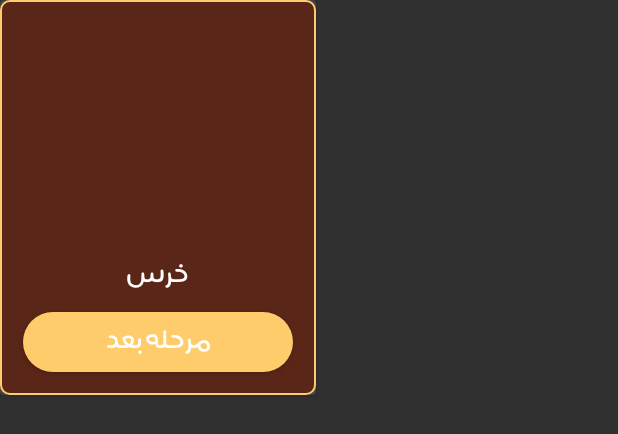
After one commit to sinaata25/hezarghab, an Android app: the layout dialog_win.xml on its own in the app's theme, with its tools: preview values and no code run, on a phone screen of 412 x 824 dp. The commit adds this screen. Shown: the top 434 px of the screen. Run offline under Robolectric (Android 15) with nearby library versions, the phone set to English and light mode, and no system bars; network calls fail.

Commit message:
win dialog completed

```diff
--- a/app/src/main/java/ataei/sina/hezarghab/LevelItems.java
+++ b/app/src/main/java/ataei/sina/hezarghab/LevelItems.java
@@ -46,6 +46,7 @@ public class LevelItems extends AppCompatActivity {
     String secendary;
     String name;
     int levelId;
+    TextView coin_txt;
     ConstraintLayout constraintLayout,wait_level_items;
     String primary;
     TextView textView;
@@ -71,6 +72,9 @@ public class LevelItems extends AppCompatActivity {
         levelId=intent.getIntExtra("id",0);
         constraintLayout.setBackgroundColor(Color.parseColor(secendary));
         textView.setText(name);
+        SharedPreferences sharedPref = getApplicationContext().getSharedPreferences("shared", Context.MODE_PRIVATE);
+        String coins=sharedPref.getString("coin","100");
+        coin_txt.setText(coins);
 
     }
 
@@ -79,6 +83,7 @@ public class LevelItems extends AppCompatActivity {
         constraintLayout=findViewById(R.id.constraint_lvel_item);
         textView=findViewById(R.id.textView6);
         wait_level_items=findViewById(R.id.constraint_wait_level_items);
+        coin_txt=findViewById(R.id.coin_field_levels_item);
     }
 
     private void getData() {
--- a/app/src/main/res/layout/activity_level_items.xml
+++ b/app/src/main/res/layout/activity_level_items.xml
@@ -17,7 +17,7 @@
         app:layout_constraintTop_toTopOf="parent">
 
         <TextView
-            android:id="@+id/coin_field_levels"
+            android:id="@+id/coin_field_levels_item"
             android:layout_width="100dp"
             android:layout_height="30dp"
             android:layout_marginLeft="25dp"
--- /dev/null
+++ b/app/src/main/res/layout/dialog_win.xml
@@ -0,0 +1,60 @@
+<?xml version="1.0" encoding="utf-8"?>
+<LinearLayout xmlns:android="http://schemas.android.com/apk/res/android"
+    android:layout_width="match_parent"
+    android:orientation="vertical"
+    android:layout_height="match_parent">
+
+    <androidx.cardview.widget.CardView
+        android:layout_width="wrap_content"
+        android:layout_height="wrap_content">
+
+        <LinearLayout
+            android:layout_width="match_parent"
+            android:layout_height="match_parent"
+            android:background="@drawable/cardstyle1"
+            android:gravity="center"
+            android:orientation="vertical"
+            android:padding="5dp">
+
+
+
+                <ImageView
+                    android:layout_width="200dp"
+                    android:id="@+id/win_imgview"
+                    android:layout_height="150dp"/>
+
+
+
+            <TextView
+                android:layout_width="wrap_content"
+                android:layout_height="wrap_content"
+                android:id="@+id/text_dialog"
+                android:layout_marginBottom="5dp"
+                android:fontFamily="@font/hekayat"
+                android:padding="2dp"
+                android:gravity="center"
+                android:text="خرس"
+                android:layout_marginTop="10dp"
+                android:textColor="@color/white"
+                android:textSize="25dp" />
+
+
+
+            <Button
+                android:layout_width="match_parent"
+                android:background="@drawable/cardstyle2"
+                android:layout_marginBottom="10dp"
+                android:layout_marginHorizontal="10dp"
+                android:text="@string/next_q"
+                android:textColor="@color/white"
+                android:textSize="25dp"
+                android:id="@+id/win_next"
+                android:fontFamily="@font/hekayat"
+                android:layout_height="40dp"/>
+
+
+        </LinearLayout>
+    </androidx.cardview.widget.CardView>
+
+
+</LinearLayout>
--- a/app/src/main/res/layout/game.xml
+++ b/app/src/main/res/layout/game.xml
@@ -18,7 +18,7 @@
         app:layout_constraintTop_toTopOf="parent">
 
         <TextView
-            android:id="@+id/coin_field_levels"
+            android:id="@+id/coin_field_game"
             android:layout_width="100dp"
             android:layout_height="30dp"
             android:layout_marginLeft="25dp"
@@ -28,6 +28,7 @@
             android:drawablePadding="10dp"
             android:fontFamily="@font/hekayat"
             android:paddingLeft="40dp"
+            android:paddingTop="5dp"
             android:text="100"
             android:textColor="@color/black"
             android:textSize="20dp" />
--- a/app/src/main/res/values/strings.xml
+++ b/app/src/main/res/values/strings.xml
@@ -20,5 +20,6 @@
     <string name="username">نام کاربری</string>
     <string name="edit">ویرایش</string>
     <string name="wait">کمی صبر کنید...</string>
+    <string name="next_q">مرحله بعد</string>
 
 </resources>
```
Also changed, not shown: app/src/main/java/ataei/sina/hezarghab/Game.java (+12 -3 lines), app/src/main/java/ataei/sina/hezarghab/fragments/DialogWin.java (added, +65 -0 lines).
